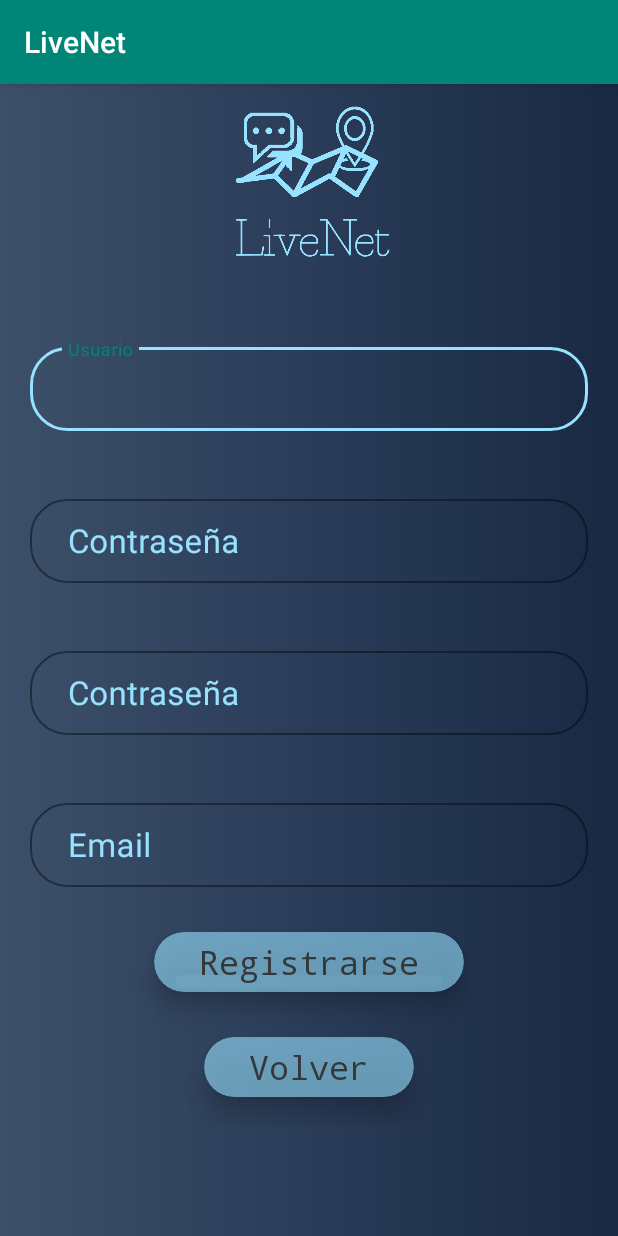
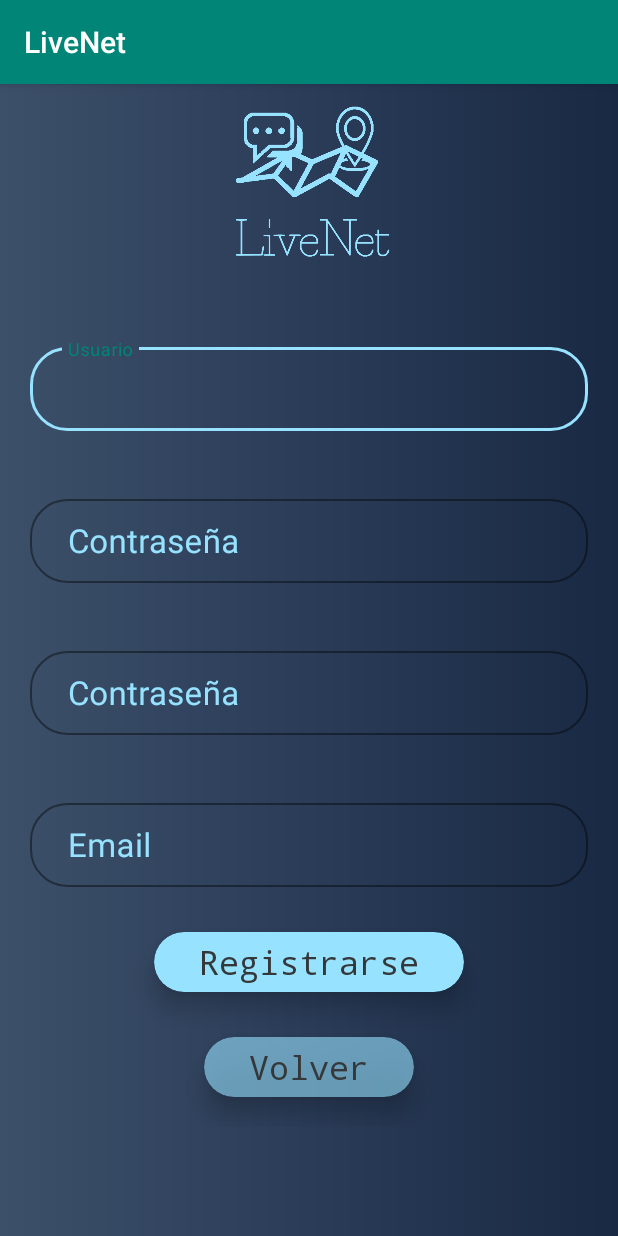
Before and after one commit to jorgedam96/LiveNetClient, an Android app: the fragment FragmentRegistro shown on its own in the app's theme, on a phone screen of 412 x 824 dp. Run offline under Robolectric (Android 15) with nearby library versions, the phone set to English and light mode, and no system bars.

Commit message:
Cambios UI Registro+Login. Implement Retrofit

```diff
--- a/app/build.gradle
+++ b/app/build.gradle
@@ -32,5 +32,6 @@ dependencies {
     androidTestImplementation 'androidx.test.ext:junit:1.1.1'
     androidTestImplementation 'androidx.test.espresso:espresso-core:3.2.0'
     implementation 'androidx.cardview:cardview:1.0.0'
+    implementation 'com.squareup.retrofit2:retrofit:2.7.1'
 
 }
--- a/app/src/main/res/layout/fragment_login.xml
+++ b/app/src/main/res/layout/fragment_login.xml
@@ -96,6 +96,7 @@
                 android:layout_gravity="center"
                 android:layout_marginTop="10dp"
                 android:layout_marginBottom="20dp"
+                android:layout_weight="1"
                 android:clickable="true"
                 android:focusable="true"
                 android:foreground="?android:attr/selectableItemBackground"
@@ -132,6 +133,7 @@
                 android:layout_gravity="center"
                 android:layout_marginTop="10dp"
                 android:layout_marginBottom="20dp"
+                android:layout_weight="0.5"
                 android:clickable="true"
                 android:focusable="true"
                 android:foreground="?android:attr/selectableItemBackground"
--- a/app/src/main/res/layout/fragment_registro.xml
+++ b/app/src/main/res/layout/fragment_registro.xml
@@ -140,7 +140,7 @@
             android:clickable="true"
             android:focusable="true"
             android:foreground="?android:attr/selectableItemBackground"
-            app:cardBackgroundColor="@color/colorAzulTraslucido"
+            app:cardBackgroundColor="@color/colorAzulClaro"
             card_view:cardCornerRadius="25dp"
             card_view:cardElevation="10dp"
             card_view:cardUseCompatPadding="false">
--- a/app/src/main/res/values/colors.xml
+++ b/app/src/main/res/values/colors.xml
@@ -3,7 +3,7 @@
     <color name="colorPrimary">#008577</color>
     <color name="colorPrimaryDark">#00574B</color>
     <color name="colorAccent">#F8F8F8</color>
-    <color name="colorAzulClaro">#96e2ff</color>
+    <color name="colorAzulClaro">#96E2FF</color>
     <color name="colorAzulTraslucido">#9996E2FF</color>
     <color name="colorTexto">#35383A</color>
 </resources>
```
